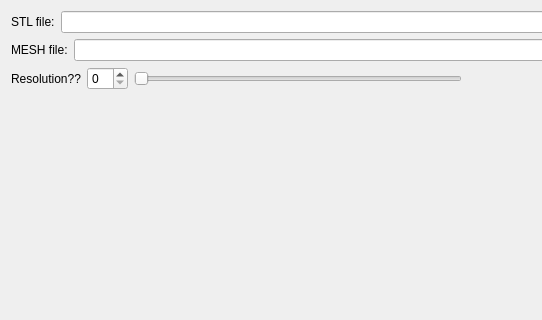
This is form.ui in 667eMinus11/Mesh-to-MC-high-fedelty as Qt 5 draws it before an edit; both pictures show x 0 to 542 and y 0 to 320 of the 800 by 600 pixel window. The edited form follows.
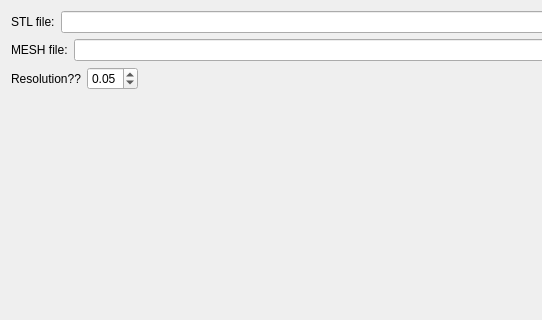
This is the edited form.

Commit message: Add voxelize functionality

The edit to the form file:
```diff
--- a/form.ui
+++ b/form.ui
@@ -90,12 +90,12 @@
       </widget>
      </item>
      <item>
-      <widget class="QSpinBox" name="spinBox"/>
-     </item>
-     <item>
-      <widget class="QSlider" name="horizontalSlider">
-       <property name="orientation">
-        <enum>Qt::Horizontal</enum>
+      <widget class="QDoubleSpinBox" name="voxelize_spin_box">
+       <property name="maximum">
+        <double>1.000000000000000</double>
+       </property>
+       <property name="value">
+        <double>0.050000000000000</double>
        </property>
       </widget>
      </item>
```
The commit also changes 1 other file.
